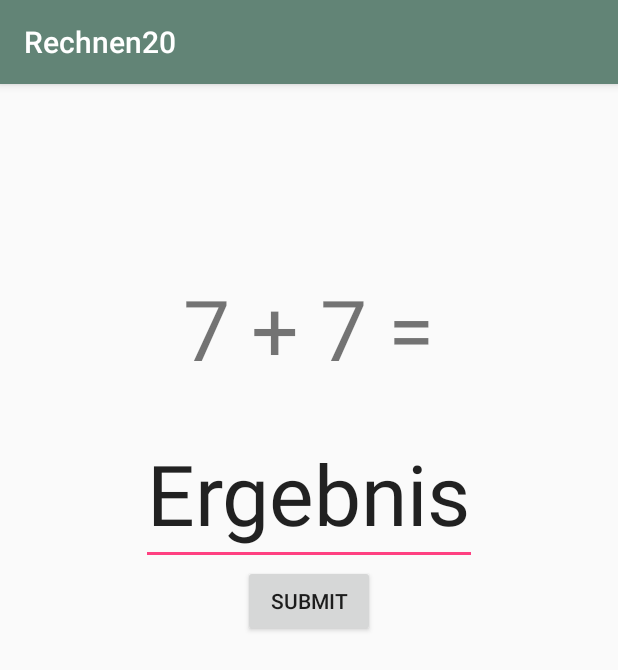
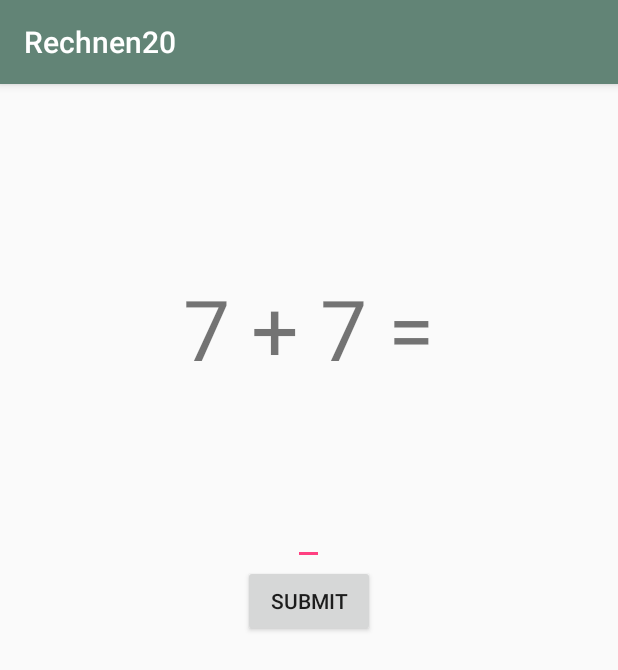
Before and after one commit to StefanSator/zapp-brealth, an Android app: the Rechnen20Task screen opened directly, with no data from a screen before it, on a phone screen of 412 x 824 dp. Shown: the top 670 px of the screen. Run offline under Robolectric (Android 15) with nearby library versions, the phone set to English and light mode, and no system bars.

Commit message:
Base Functionality Rechnen20

```diff
--- a/app/src/main/res/layout/activity_rechnen.xml
+++ b/app/src/main/res/layout/activity_rechnen.xml
@@ -16,29 +16,21 @@
 
     <EditText
         android:id="@+id/rechenaufgabe_answer"
-        android:text="Ergebnis"
         android:textSize="56sp"
         android:layout_width="wrap_content"
         android:layout_height="wrap_content"
         android:layout_centerHorizontal="true"
         android:layout_marginTop="25dp"
-        android:layout_below="@+id/rechenaufgabe"/>
+        android:layout_below="@+id/rechenaufgabe"
+        android:inputType="numberDecimal" />
 
     <Button
-        android:id="@+id/submitAddition_button"
+        android:id="@+id/submitRechnen_button"
         android:layout_width="wrap_content"
         android:layout_height="wrap_content"
         android:layout_centerHorizontal="true"
         android:layout_below="@+id/rechenaufgabe_answer"
         android:onClick="showIfRight"
-        android:text="Submit"/>
-
-    <!-- Add image for right and wrong -->
-    <ImageSwitcher
-        android:id="@+id/ImageSwitcher1"
-        android:layout_width="wrap_content"
-        android:layout_height="wrap_content"
-        android:layout_below="@+id/submitAddition_button"
-        android:layout_centerHorizontal="true"></ImageSwitcher>
+        android:text="@string/submitRechnen_button"/>
 
 </RelativeLayout>
--- a/app/src/main/res/values/strings.xml
+++ b/app/src/main/res/values/strings.xml
@@ -24,4 +24,5 @@
     <string name="rechnentask_button4">Rechnen100</string>
     <string name="rechnentask_button5">Rechnen200</string>
     <string name="rechnenend_ergebnis">Ergebnis</string>
+    <string name="submitRechnen_button">Submit</string>
 </resources>
```
